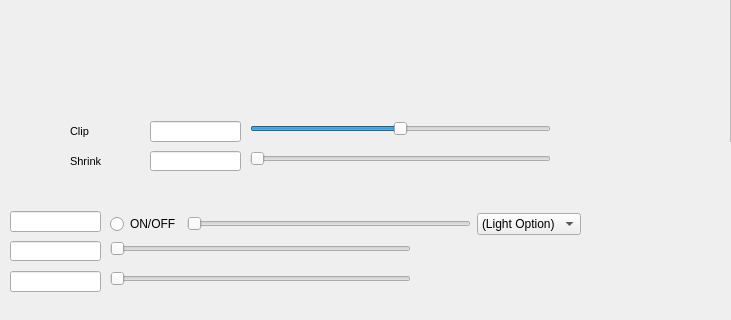
Before: the Qt Designer form Include/mainwindow.ui in toarukagakunoSirius/ModelLoader, drawn with Qt 5; both pictures show x 0 to 731 and y 378 to 698 of the 994 by 698 pixel window.
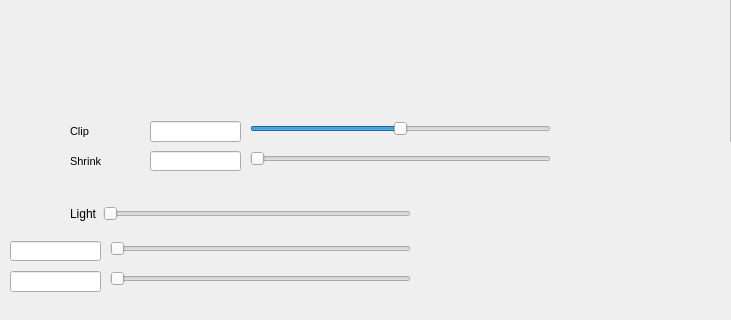
After: the same form once the commit is applied. Icons and pictures are not drawn. Custom widgets are drawn as their Qt base class.

Commit message: Change light to Headlight

```diff
--- a/Include/mainwindow.ui
+++ b/Include/mainwindow.ui
@@ -218,16 +218,6 @@
      </rect>
     </property>
    </widget>
-   <widget class="QLineEdit" name="LightValue">
-    <property name="geometry">
-     <rect>
-      <x>10</x>
-      <y>570</y>
-      <width>91</width>
-      <height>21</height>
-     </rect>
-    </property>
-   </widget>
    <widget class="QWidget" name="Statistics" native="true">
     <property name="geometry">
      <rect>
@@ -379,26 +369,28 @@
      </property>
     </widget>
    </widget>
-   <widget class="QWidget" name="">
+   <widget class="QWidget" name="layoutWidget">
     <property name="geometry">
      <rect>
-      <x>110</x>
-      <y>570</y>
-      <width>471</width>
+      <x>70</x>
+      <y>560</y>
+      <width>341</width>
       <height>26</height>
      </rect>
     </property>
     <layout class="QHBoxLayout" name="horizontalLayout_2">
-     <item>
-      <widget class="QRadioButton" name="LightRadio">
-       <property name="text">
-        <string>ON/OFF</string>
-       </property>
-      </widget>
-     </item>
      <item>
       <layout class="QHBoxLayout" name="horizontalLayout">
        <item>
+        <widget class="QLabel" name="label">
+         <property name="text">
+          <string>Light</string>
+         </property>
+        </widget>
+       </item>
+      </layout>
+     </item>
+     <item>
         <widget class="QSlider" name="Light">
          <property name="minimum">
           <number>0</number>
@@ -416,32 +408,6 @@
           <bool>false</bool>
          </property>
         </widget>
-       </item>
-       <item>
-        <widget class="QComboBox" name="comboBox">
-         <item>
-          <property name="text">
-           <string>(Light Option)</string>
-          </property>
-         </item>
-         <item>
-          <property name="text">
-           <string>X-Axis</string>
-          </property>
-         </item>
-         <item>
-          <property name="text">
-           <string>Y-Axis</string>
-          </property>
-         </item>
-         <item>
-          <property name="text">
-           <string>Z-Axis</string>
-          </property>
-         </item>
-        </widget>
-       </item>
-      </layout>
      </item>
     </layout>
    </widget>
```
Lines whose indentation alone changed are shown as unchanged. The commit also changes 2 other files.
